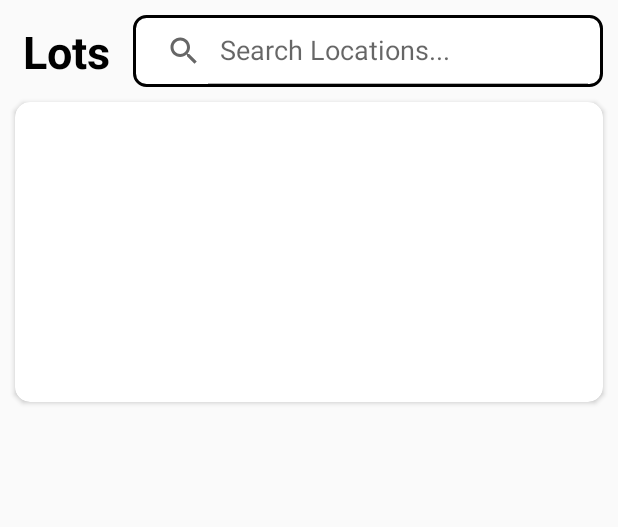
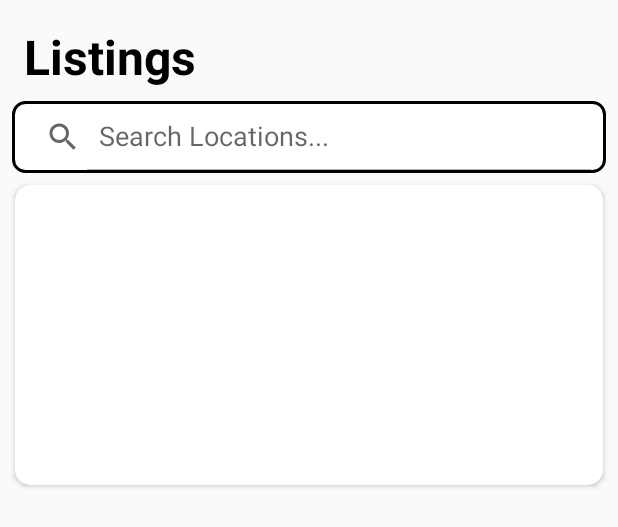
Before and after one commit to sgm28/Starca-Team-Project, an Android app: the layout fragment_dashboard.xml on its own in the app's theme, with its tools: preview values and no code run, on a phone screen of 412 x 824 dp. Shown: the top 527 px of the screen. Run offline under Robolectric (Android 15) with nearby library versions, the phone set to English and light mode, and no system bars.

```diff
--- a/app/src/main/java/com/example/starca/fragments/SignInFragment.kt
+++ b/app/src/main/java/com/example/starca/fragments/SignInFragment.kt
@@ -76,8 +76,7 @@ class SignInFragment : Fragment() {
         })
     }
 
-    //TODO: edit profile styling
-    //      amenities (add a price field here)
+    //TODO: amenities (add a price field here)
     //      creation styling
     //      add timestamp to messages
     //      Handle null user names (like after a user deletes their account)
--- a/app/src/main/res/layout/activity_main.xml
+++ b/app/src/main/res/layout/activity_main.xml
@@ -6,6 +6,7 @@
     android:layout_height="match_parent"
     tools:context=".MainActivity">
 
+    <!--
     <androidx.appcompat.widget.Toolbar
         android:id="@+id/toolbar"
         android:layout_width="match_parent"
@@ -16,6 +17,7 @@
         app:layout_constraintStart_toStartOf="parent"
         app:layout_constraintTop_toTopOf="parent">
 
+
         <ImageView
             android:id="@+id/appbar_profile_image"
             android:layout_width="160dp"
@@ -25,6 +27,7 @@
             app:srcCompat="@drawable/starca_logo" />
 
     </androidx.appcompat.widget.Toolbar>
+    -->
 
     <FrameLayout
         android:id="@+id/fragment_container"
@@ -33,7 +36,7 @@
         app:layout_constraintBottom_toTopOf="@+id/bottom_nav_bar"
         app:layout_constraintEnd_toEndOf="parent"
         app:layout_constraintStart_toStartOf="parent"
-        app:layout_constraintTop_toBottomOf="@+id/toolbar" />
+        app:layout_constraintTop_toTopOf="parent" />
 
     <com.google.android.material.bottomnavigation.BottomNavigationView
         android:id="@+id/bottom_nav_bar"
--- a/app/src/main/res/layout/fragment_dashboard.xml
+++ b/app/src/main/res/layout/fragment_dashboard.xml
@@ -18,30 +18,28 @@
 
         <TextView
             android:id="@+id/tvMapsTitle"
-            android:layout_width="0dp"
+            android:layout_width="wrap_content"
             android:layout_height="wrap_content"
-            android:layout_marginHorizontal="10dp"
-            android:padding="5dp"
-            android:text="Lots"
+            android:layout_margin="16dp"
+            android:text="Listings"
             android:textColor="#000"
-            android:textSize="30sp"
+            android:textSize="32sp"
             android:textStyle="bold"
-            app:layout_constraintBottom_toBottomOf="parent"
             app:layout_constraintStart_toStartOf="parent"
             app:layout_constraintTop_toTopOf="parent" />
 
         <SearchView
             android:id="@+id/search_bar"
-            android:layout_width="0dp"
-            android:layout_height="match_parent"
-            android:layout_margin="10dp"
+            android:layout_width="match_parent"
+            android:layout_height="wrap_content"
+            android:layout_margin="8dp"
             android:background="@drawable/rounded_corners"
             android:iconifiedByDefault="false"
             android:queryHint="Search Locations..."
-            app:layout_constraintBottom_toBottomOf="parent"
             app:layout_constraintEnd_toEndOf="parent"
-            app:layout_constraintStart_toEndOf="@+id/tvMapsTitle"
-            app:layout_constraintTop_toTopOf="parent" />
+            app:layout_constraintStart_toStartOf="parent"
+            app:layout_constraintTop_toBottomOf="@id/tvMapsTitle"
+            app:layout_constraintBottom_toBottomOf="parent"/>
 
     </androidx.constraintlayout.widget.ConstraintLayout>
 
--- a/app/src/main/res/layout/item_conversation.xml
+++ b/app/src/main/res/layout/item_conversation.xml
@@ -21,6 +21,7 @@
         android:layout_height="wrap_content"
         android:textSize="18sp"
         android:textStyle="bold"
+        android:textColor="@color/black"
         android:layout_marginEnd="16dp"
         app:layout_constraintVertical_bias="0.3"
         app:layout_constraintBottom_toBottomOf="parent"
--- a/app/src/main/res/layout/item_listing.xml
+++ b/app/src/main/res/layout/item_listing.xml
@@ -7,6 +7,7 @@
 
     android:layout_width="match_parent"
     android:layout_height="wrap_content"
+    android:layout_marginHorizontal="6dp"
     app:cardUseCompatPadding="true"
     app:cardCornerRadius="8dp"
     app:cardElevation="2dp">
@@ -37,6 +38,7 @@
         android:ellipsize="end"
         android:textSize="20sp"
         android:textStyle="bold"
+        android:textColor="@color/black"
         app:layout_constrainedWidth="true"
         app:layout_constraintHorizontal_bias="0"
         app:layout_constraintEnd_toEndOf="parent"
--- a/app/src/main/res/values/styles.xml
+++ b/app/src/main/res/values/styles.xml
@@ -30,4 +30,8 @@
         <item name="android:windowBackground">@android:color/transparent</item>
     </style>
 
+    <style name="circleImageView" parent="">
+        <item name="cornerFamily">rounded</item>
+        <item name="cornerSize">50%</item>
+    </style>
 </resources>
```
Also changed, not shown: app/src/main/java/com/example/starca/LoginActivity.kt (+11 -6 lines), app/src/main/java/com/example/starca/MainActivity.kt (+1 -6 lines), app/src/main/java/com/example/starca/fragments/ProfileFragment.kt (+33 -13 lines), app/src/main/res/layout/fragment_conversations.xml (+25 -2 lines), app/src/main/res/layout/fragment_edit_listing.xml (+7 -0 lines), app/src/main/res/layout/fragment_profile.xml (+42 -10 lines), app/src/main/res/layout/item_listing_gridview.xml (+6 -6 lines).
